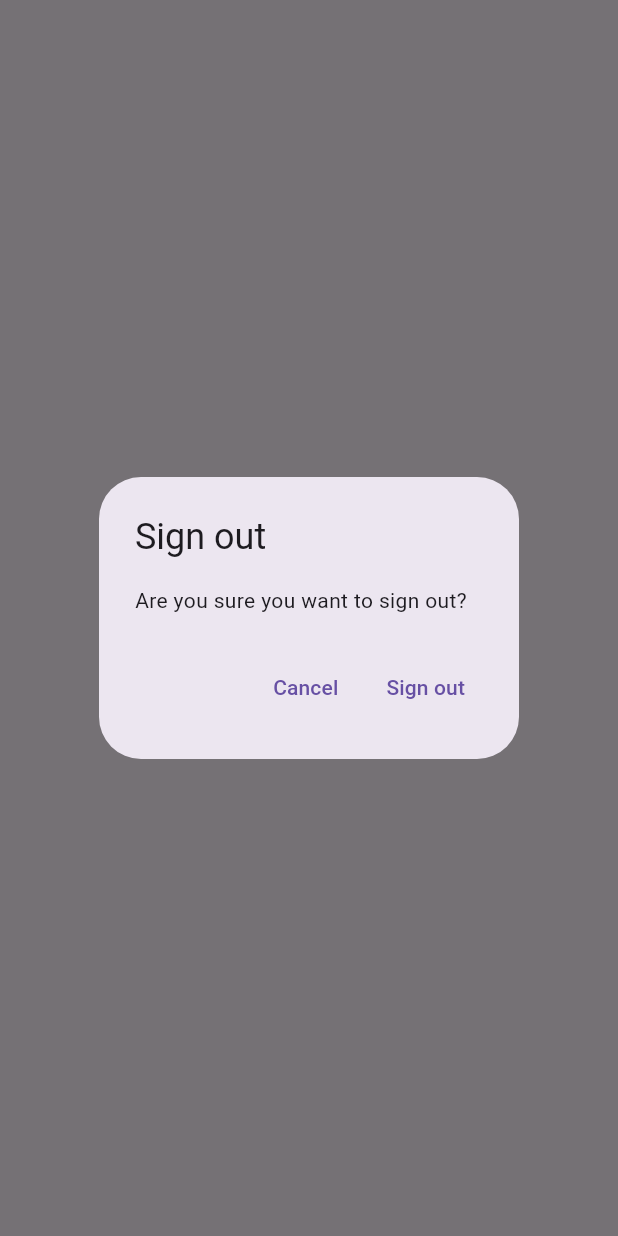
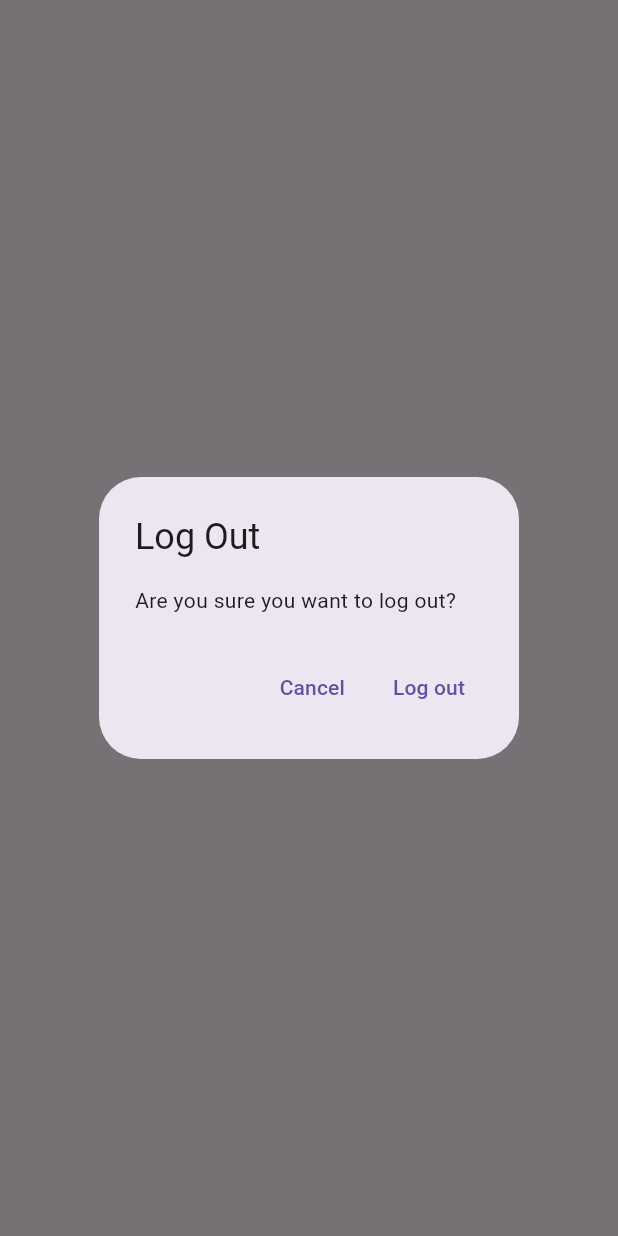
Before and after one commit to taciano-pacchialat/ownotes, a Flutter app: what showLogOutDialog() shows on an empty page, opened directly, on a phone screen of 412 x 824 dp. Run offline on Flutter 3.47's test engine with Material 3 defaults, Android fonts, the phone set to English and light mode, and no system bars; our stand-ins replace firebase_auth, firebase_core, sqflite; accounts and stored records are empty; network calls fail.

Commit message:
note deleting option & generic dialog

```diff
--- a/lib/main.dart
+++ b/lib/main.dart
@@ -56,27 +56,3 @@
     );
   }
 }
-
-Future<bool> showLogOutDialog(BuildContext context) {
-  return showDialog<bool>(
-    context: context,
-    builder: (context) {
-      return AlertDialog(
-        title: const Text('Sign out'),
-        content: const Text('Are you sure you want to sign out?'),
-        actions: [
-          TextButton(
-              onPressed: () {
-                Navigator.of(context).pop(false);
-              },
-              child: const Text('Cancel')),
-          TextButton(
-              onPressed: () {
-                Navigator.of(context).pop(true);
-              },
-              child: const Text('Sign out'))
-        ],
-      );
-    },
-  ).then((value) => value ?? false);
-}
--- /dev/null
+++ b/lib/utilities/dialogs/generic_dialog.dart
@@ -0,0 +1,34 @@
+import 'package:flutter/material.dart';
+
+typedef DialogOptionBuilder<T> = Map<String, T?> Function();
+
+Future<T?> showGenericDialog<T>({
+  required BuildContext context,
+  required String title,
+  required String content,
+  required DialogOptionBuilder optionsBuilder,
+}) {
+  final options = optionsBuilder();
+  return showDialog<T>(
+    context: context,
+    builder: (context) {
+      return AlertDialog(
+        title: Text(title),
+        content: Text(content),
+        actions: options.keys.map((optionTitle) {
+          final T value = options[optionTitle];
+          return TextButton(
+            onPressed: () {
+              if (value != null) {
+                Navigator.of(context).pop(value);
+              } else {
+                Navigator.of(context).pop();
+              }
+            },
+            child: Text(optionTitle),
+          );
+        }).toList(),
+      );
+    },
+  );
+}
--- /dev/null
+++ b/lib/utilities/dialogs/logout_dialog.dart
@@ -0,0 +1,16 @@
+import 'package:flutter/material.dart';
+import 'package:ownotes/utilities/dialogs/generic_dialog.dart';
+
+Future<bool> showLogOutDialog(BuildContext context) {
+  return showGenericDialog<bool>(
+    context: context,
+    title: 'Log Out',
+    content: 'Are you sure you want to log out?',
+    optionsBuilder: () => {
+      'Cancel': false,
+      'Log out': true,
+    },
+  ).then(
+    (value) => value ?? false,
+  );
+}
--- a/lib/views/login_view.dart
+++ b/lib/views/login_view.dart
@@ -3,7 +3,7 @@
 import 'package:flutter/material.dart';
 import 'package:ownotes/constants/routes.dart';
 import 'package:ownotes/services/auth/auth_service.dart';
-import 'package:ownotes/utilities/show_error_dialog.dart';
+import 'package:ownotes/utilities/dialogs/error_dialog.dart';
 import 'package:ownotes/services/auth/auth_exceptions.dart';
 
 class LoginView extends StatefulWidget {
--- a/lib/views/register_view.dart
+++ b/lib/views/register_view.dart
@@ -4,7 +4,7 @@
 import 'package:ownotes/constants/routes.dart';
 import 'package:ownotes/services/auth/auth_exceptions.dart';
 import 'package:ownotes/services/auth/auth_service.dart';
-import 'package:ownotes/utilities/show_error_dialog.dart';
+import 'package:ownotes/utilities/dialogs/error_dialog.dart';
 
 class RegisterView extends StatefulWidget {
   const RegisterView({super.key});
```
Also changed, not shown: lib/utilities/dialogs/delete_dialog.dart (added, +16 -0 lines), lib/utilities/dialogs/error_dialog.dart (added, +16 -0 lines), lib/utilities/show_error_dialog.dart (deleted, +0 -20 lines), lib/views/notes/notes_list_view.dart (added, +42 -0 lines), lib/views/notes/notes_view.dart (+6 -13 lines), 1 other file.
